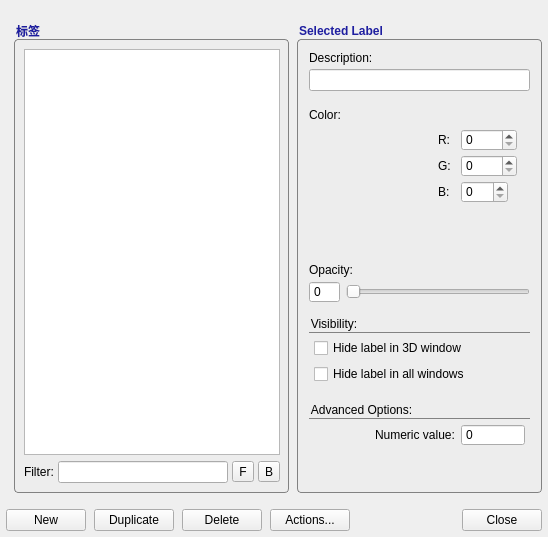
Old version of the form LabelEditorDialog.ui in the repository GZYZG/itksnap.
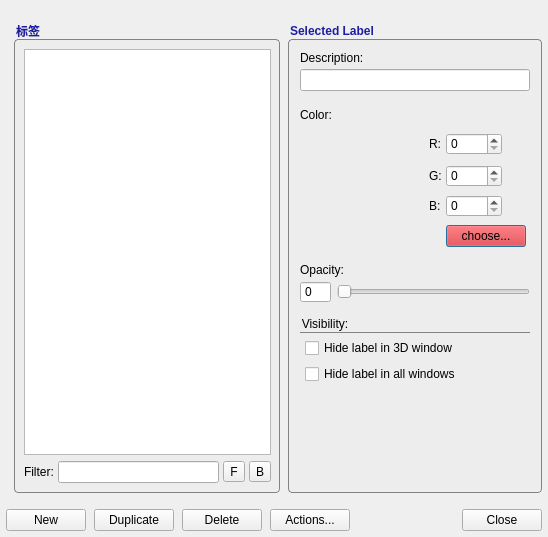
New version of the form. Custom widgets are drawn as their Qt base class.

Patch:
```diff
--- a/LabelEditorDialog.ui
+++ b/LabelEditorDialog.ui
@@ -343,6 +343,22 @@
            </property>
           </widget>
          </item>
+         <item row="3" column="3">
+          <widget class="QPushButton" name="btnLabelColor">
+           <property name="sizePolicy">
+            <sizepolicy hsizetype="Expanding" vsizetype="Fixed">
+             <horstretch>0</horstretch>
+             <verstretch>0</verstretch>
+            </sizepolicy>
+           </property>
+           <property name="styleSheet">
+            <string notr="true">background-color:rgb(255, 0, 0)</string>
+           </property>
+           <property name="text">
+            <string>choose...</string>
+           </property>
+          </widget>
+         </item>
         </layout>
        </widget>
       </item>
@@ -499,103 +515,6 @@
         </property>
        </spacer>
       </item>
-      <item>
-       <widget class="QGroupBox" name="groupBox_2">
-        <property name="styleSheet">
-         <string notr="true">QGroupBox {
-  background-origin: content;
-  margin-top: 15px;
-  font-weight: normal;
-  color: black;
-  background-color: rgb(237,237,237);
-  padding: 5px;
-  border-radius: 0px;
-  border-top: 1px solid rgb(130,130,130);
-  border-left: none;
-  border-right:none;
-  border-bottom:none;
-}
-QGroupBox::title {
-  subcontrol-origin: 	margin;
-  subcontrol-position: top left;
-}</string>
-        </property>
-        <property name="title">
-         <string>Advanced Options:</string>
-        </property>
-        <layout class="QVBoxLayout" name="verticalLayout_6">
-         <property name="leftMargin">
-          <number>0</number>
-         </property>
-         <property name="topMargin">
-          <number>0</number>
-         </property>
-         <property name="rightMargin">
-          <number>0</number>
-         </property>
-         <property name="bottomMargin">
-          <number>0</number>
-         </property>
-         <item>
-          <widget class="QWidget" name="widget_4" native="true">
-           <layout class="QHBoxLayout" name="horizontalLayout_4">
-            <property name="leftMargin">
-             <number>0</number>
-            </property>
-            <property name="topMargin">
-             <number>0</number>
-            </property>
-            <property name="rightMargin">
-             <number>0</number>
-            </property>
-            <property name="bottomMargin">
-             <number>0</number>
-            </property>
-            <item>
-             <spacer name="horizontalSpacer_3">
-              <property name="orientation">
-               <enum>Qt::Horizontal</enum>
-              </property>
-              <property name="sizeHint" stdset="0">
-               <size>
-                <width>40</width>
-                <height>20</height>
-               </size>
-              </property>
-             </spacer>
-            </item>
-            <item>
-             <widget class="QLabel" name="label_4">
-              <property name="text">
-               <string>Numeric value:</string>
-              </property>
-             </widget>
-            </item>
-            <item>
-             <widget class="QSpinBox" name="inLabelId">
-              <property name="minimumSize">
-               <size>
-                <width>64</width>
-                <height>0</height>
-               </size>
-              </property>
-              <property name="toolTip">
-               <string>The value that this label has in the segmentation image. If you change this value, voxels that have this value in the segmentation image will be changed to the new value.</string>
-              </property>
-              <property name="readOnly">
-               <bool>false</bool>
-              </property>
-              <property name="buttonSymbols">
-               <enum>QAbstractSpinBox::NoButtons</enum>
-              </property>
-             </widget>
-            </item>
-           </layout>
-          </widget>
-         </item>
-        </layout>
-       </widget>
-      </item>
       <item>
        <spacer name="verticalSpacer">
         <property name="orientation">
```
Left out of the diff: 1 changed line with no effect on the pictures.
